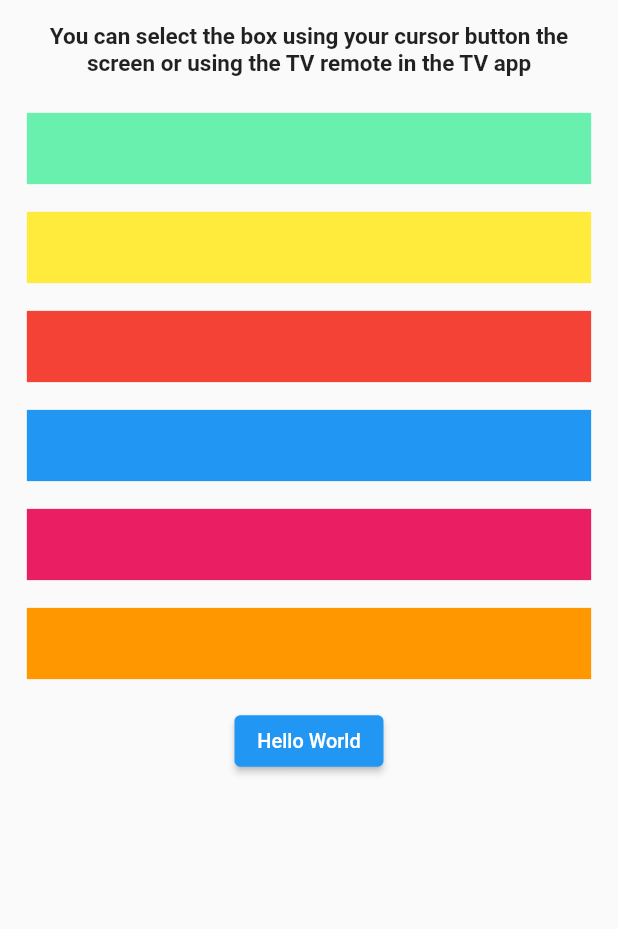
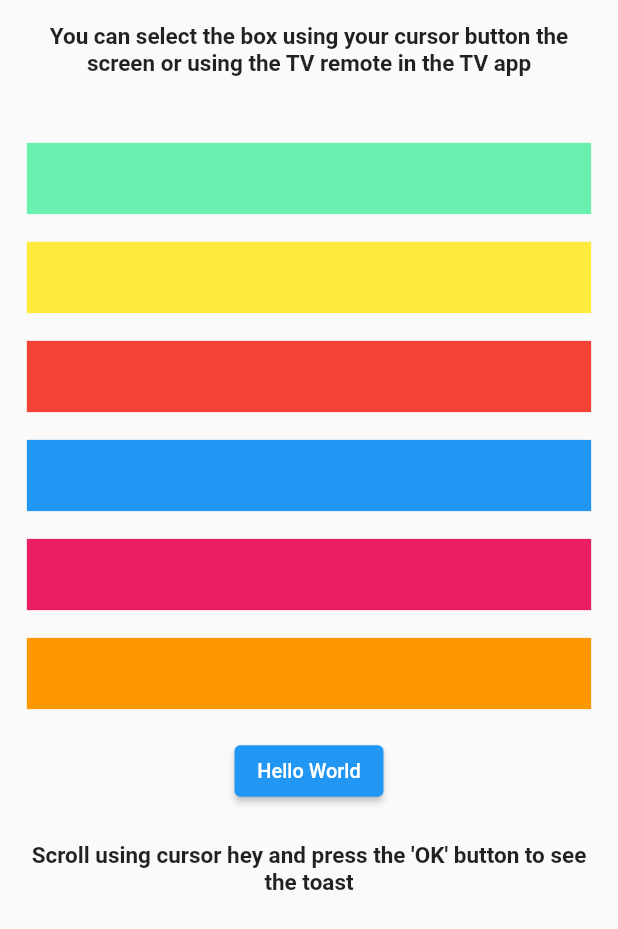
Before and after one commit to kamal614/Control-your-app-using-cursor-or-tv-remote, a Flutter app: the screen it shows after launch, on a phone screen of 412 x 824 dp. Shown: the top 929 px of the screen. Run offline on Flutter 3.47's test engine with Material 2 defaults, Android fonts, the phone set to English and light mode, and no system bars; our stand-ins replace fluttertoast.

Commit message:
added the bottom helper text

```diff
--- a/lib/widget_list.dart
+++ b/lib/widget_list.dart
@@ -10,6 +10,8 @@ class WidgetList extends StatelessWidget {
   Widget build(BuildContext context) {
     return Scaffold(
       body: ListView(
+        shrinkWrap: true,
+        physics: const NeverScrollableScrollPhysics(),
         children: [
           const Padding(
             padding: EdgeInsets.all(15.0),
@@ -18,6 +20,7 @@ class WidgetList extends StatelessWidget {
                 textAlign: TextAlign.center,
                 style: TextStyle(fontSize: 15, fontWeight: FontWeight.bold)),
           ),
+          const SizedBox(height: 20),
           Column(
             mainAxisAlignment: MainAxisAlignment.center,
             children: [
@@ -121,6 +124,13 @@ class WidgetList extends StatelessWidget {
               ),
             ],
           ),
+          const Padding(
+            padding: EdgeInsets.all(15.0),
+            child: Text(
+                "Scroll using cursor hey and press the 'OK' button to see the toast",
+                textAlign: TextAlign.center,
+                style: TextStyle(fontSize: 15, fontWeight: FontWeight.bold)),
+          ),
         ],
       ),
     );
```
